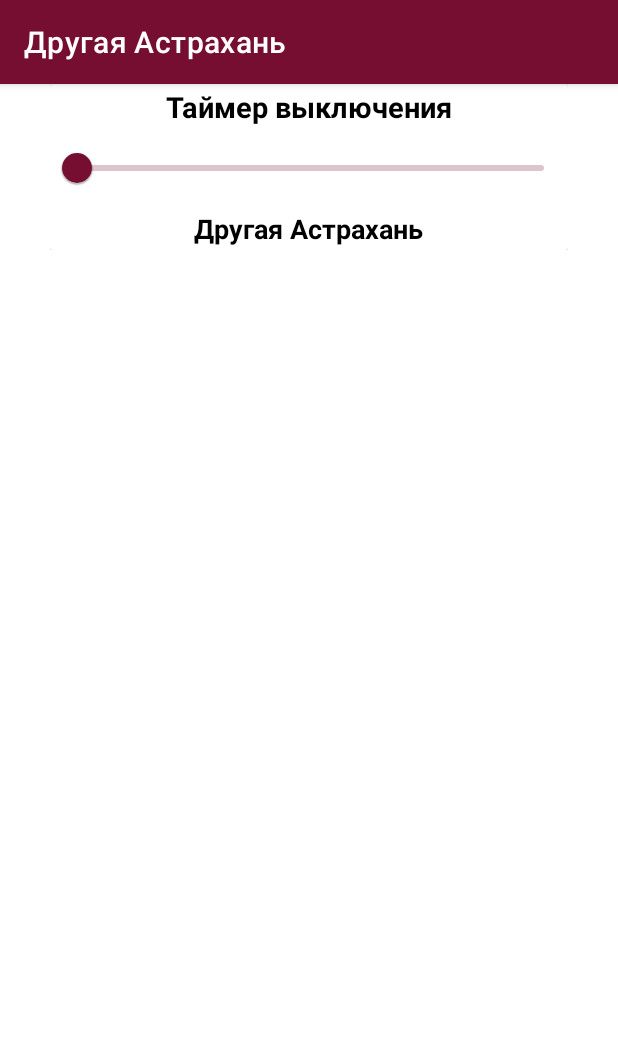
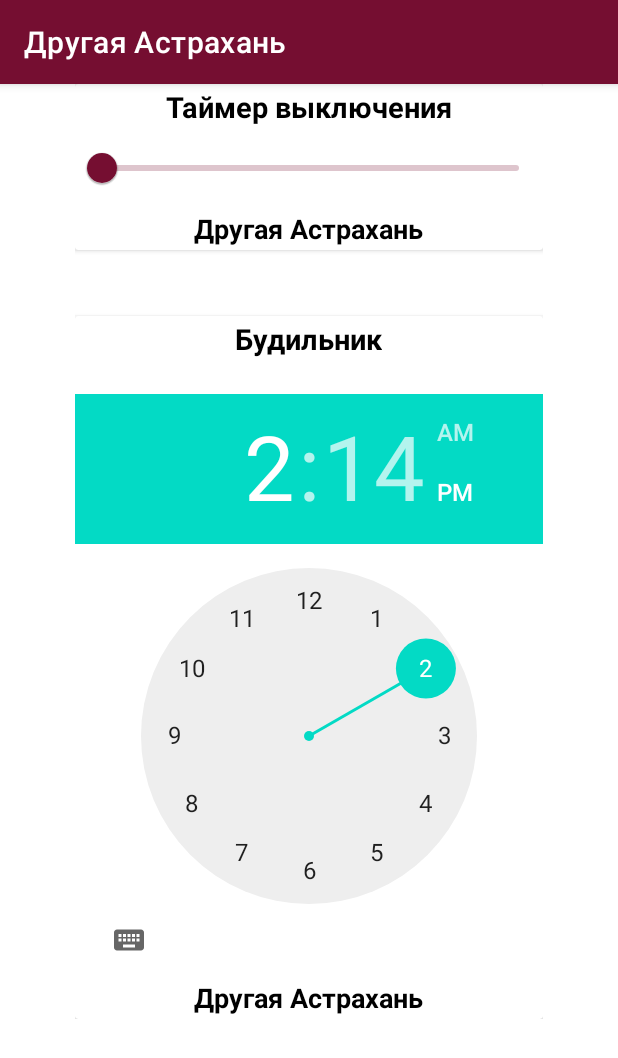
Before and after one commit to Alexei-Suzdalenko/d.a.r, an Android app: the fragment NotificationsFragment shown on its own in the app's theme, on a phone screen of 412 x 824 dp. Shown: the top 1058 px of the screen. Run offline under Robolectric (Android 15) with nearby library versions, the phone set to English and light mode, and no system bars.

Commit message:
nwq page

```diff
--- a/app/src/main/AndroidManifest.xml
+++ b/app/src/main/AndroidManifest.xml
@@ -41,7 +41,7 @@
             </intent-filter>
         </receiver>
         <service
-            android:name="drugaya.astrajan.radio.components.files.dont_use_file.YourService"
+            android:name="drugaya.astrajan.radio.assets.WaitAlarmService"
             android:enabled="true"
             android:process=":your_service" />
     </application>
--- a/app/src/main/java/drugaya/astrajan/radio/ui/settings/NotificationsFragment.kt
+++ b/app/src/main/java/drugaya/astrajan/radio/ui/settings/NotificationsFragment.kt
@@ -6,6 +6,7 @@ import android.view.ViewGroup
 import androidx.fragment.app.Fragment
 import androidx.lifecycle.ViewModelProvider
 import drugaya.astrajan.radio.components.files.AutoOffFunction.setAutoOffFunctionality
+import drugaya.astrajan.radio.components.files.SetAlarm.setAlarmFunction
 import drugaya.astrajan.radio.databinding.FragmentNotificationsBinding
 
 class NotificationsFragment : Fragment() {
@@ -18,8 +19,8 @@ class NotificationsFragment : Fragment() {
         _binding = FragmentNotificationsBinding.inflate(inflater, container, false)
         val root: View = binding.root
 
-        setAutoOffFunctionality(root, requireActivity().applicationContext,)
-
+        setAutoOffFunctionality(root, requireActivity().applicationContext)
+        setAlarmFunction(root, requireActivity().applicationContext)
 
     //  val textView: TextView = binding.textNotifications
     //  notificationsViewModel.text.observe(viewLifecycleOwner, Observer {
--- a/app/src/main/res/layout/fragment_notifications.xml
+++ b/app/src/main/res/layout/fragment_notifications.xml
@@ -12,8 +12,8 @@
         app:layout_constraintTop_toTopOf="parent">
 
         <LinearLayout
-            android:layout_marginStart="33dp"
-            android:layout_marginEnd="33dp"
+            android:layout_marginStart="50dp"
+            android:layout_marginEnd="50dp"
             android:orientation="vertical"
             android:layout_width="match_parent"
             android:layout_height="wrap_content" >
@@ -54,7 +54,40 @@
                 </LinearLayout>
             </androidx.cardview.widget.CardView>
 
-
+            <androidx.cardview.widget.CardView
+                android:layout_marginTop="44dp"
+                android:layout_width="match_parent"
+                android:layout_height="wrap_content">
+                <LinearLayout
+                    android:orientation="vertical"
+                    android:layout_width="match_parent"
+                    android:layout_height="wrap_content">
+                    <TextView
+                        android:layout_width="wrap_content"
+                        android:layout_height="wrap_content"
+                        android:layout_gravity="center_horizontal"
+                        android:textStyle="bold"
+                        android:textAllCaps="false"
+                        android:textColor="@color/black"
+                        android:textSize="19sp"
+                        android:layout_margin="2dp"
+                        android:text="@string/set_alarm" />
+                    <TimePicker
+                        android:id="@+id/time_picker"
+                        android:layout_marginTop="22dp"
+                        android:layout_width="match_parent"
+                        android:layout_height="wrap_content" />
+                    <TextView
+                        android:id="@+id/time_clock"
+                        android:textStyle="bold"
+                        android:layout_gravity="center_horizontal"
+                        android:text="@string/app_name"
+                        android:textSize="18sp"
+                        android:textColor="@color/black"
+                        android:layout_margin="2dp"
+                        android:layout_width="wrap_content"
+                        android:layout_height="wrap_content"/>
+                </LinearLayout>
+            </androidx.cardview.widget.CardView>
         </LinearLayout>
-
     </ScrollView>
--- a/app/src/main/res/values/strings.xml
+++ b/app/src/main/res/values/strings.xml
@@ -8,4 +8,5 @@
     <string name="auto_off">Таймер выключения</string>
     <string name="minute">минут до отключения</string>
     <string name="error_app">ERROR APP SENT MESSAGE ALEXEI SUZDALENKO</string>
+    <string name="set_alarm">Будильник</string>
 </resources>
```
Also changed, not shown: app/src/main/java/drugaya/astrajan/radio/assets/OffRadioReceiver.kt (+6 -4 lines), app/src/main/java/drugaya/astrajan/radio/assets/WaitAlarmService.kt (renamed from app/src/main/java/drugaya/astrajan/radio/components/files/dont_use_file/YourService.kt, +9 -9 lines), app/src/main/java/drugaya/astrajan/radio/components/files/SetAlarm.kt (added, +56 -0 lines).
